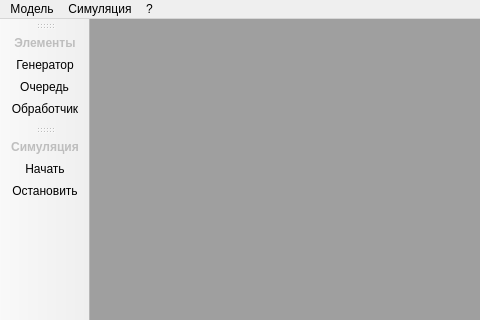
Before: the Qt Designer form mainwindow.ui in alekseyl1992/qmb, drawn with Qt 5; both pictures show x 0 to 480 and y 0 to 320 of the 967 by 579 pixel window.
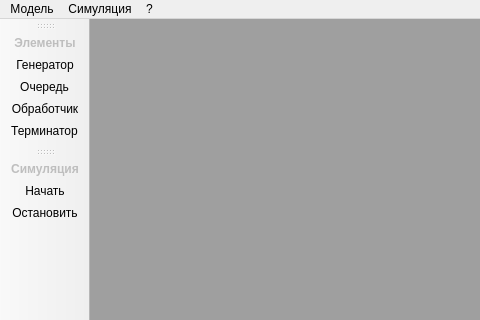
After: the same form once the commit is applied. Icons and pictures are not drawn.

Commit message: Добавил терминатор и стрелочки.

Diff of the .ui file:
```diff
--- a/mainwindow.ui
+++ b/mainwindow.ui
@@ -93,6 +93,7 @@
    <addaction name="generatorTool"/>
    <addaction name="queueTool"/>
    <addaction name="handlerTool"/>
+   <addaction name="terminatorTool"/>
   </widget>
   <widget class="QStatusBar" name="statusBar"/>
   <widget class="QToolBar" name="simulationToolBar">
@@ -254,6 +255,17 @@
     <string>Ctrl+W</string>
    </property>
   </action>
+  <action name="terminatorTool">
+   <property name="checkable">
+    <bool>true</bool>
+   </property>
+   <property name="text">
+    <string>Терминатор</string>
+   </property>
+   <property name="toolTip">
+    <string>Терминатор</string>
+   </property>
+  </action>
  </widget>
  <layoutdefault spacing="6" margin="11"/>
  <resources/>
```
Left out of the diff: 16 changed lines with no effect on the pictures. The commit also changes 5 other files.
